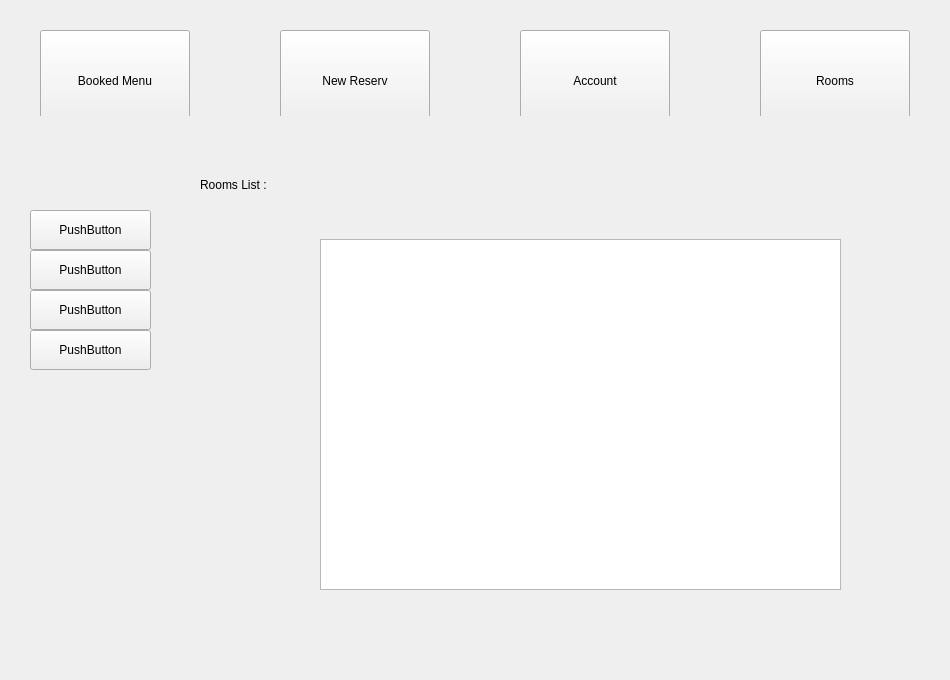
The window that mainwindow.ui (kavehtr/hotelReserv) describes before a commit, drawn with Qt 5.
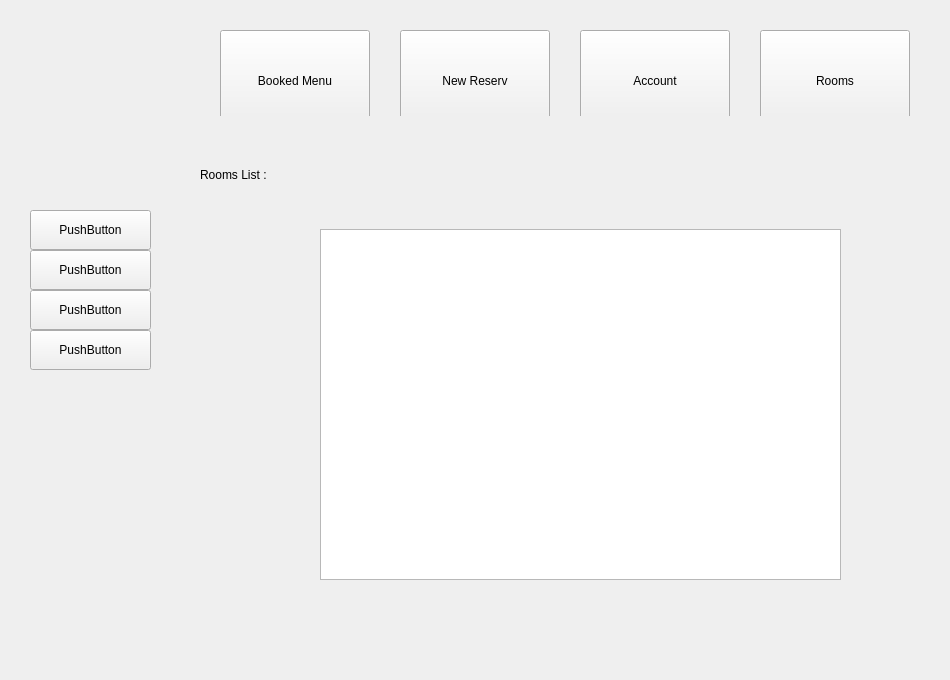
The same window after the commit.

The edit to the form file:
```diff
--- a/mainwindow.ui
+++ b/mainwindow.ui
@@ -50,7 +50,7 @@
     <widget class="QPushButton" name="newReserv">
      <property name="geometry">
       <rect>
-       <x>260</x>
+       <x>380</x>
        <y>10</y>
        <width>150</width>
        <height>101</height>
@@ -75,7 +75,7 @@
     <widget class="QPushButton" name="account">
      <property name="geometry">
       <rect>
-       <x>500</x>
+       <x>560</x>
        <y>10</y>
        <width>150</width>
        <height>101</height>
@@ -131,7 +131,7 @@
     <widget class="QPushButton" name="bookedMenu">
      <property name="geometry">
       <rect>
-       <x>20</x>
+       <x>200</x>
        <y>10</y>
        <width>150</width>
        <height>101</height>
@@ -164,9 +164,9 @@
     <property name="geometry">
      <rect>
       <x>170</x>
-      <y>149</y>
+      <y>139</y>
       <width>751</width>
-      <height>501</height>
+      <height>511</height>
      </rect>
     </property>
     <property name="styleSheet">
```
Left out of the diff: 8 changed lines with no effect on the pictures.
